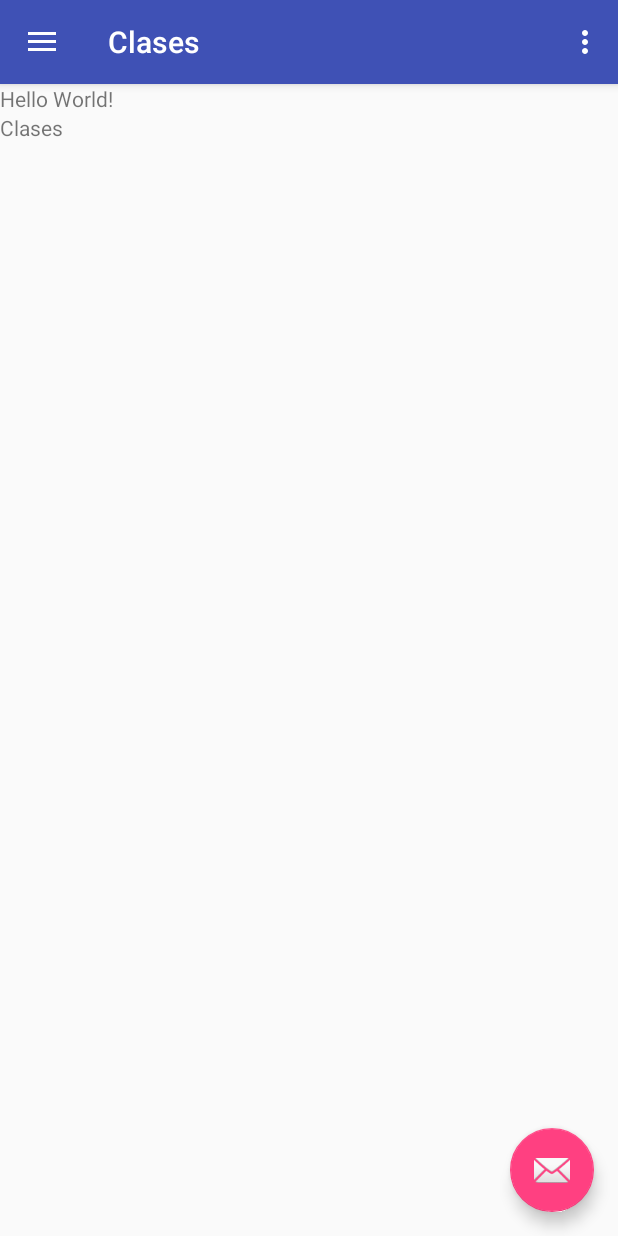
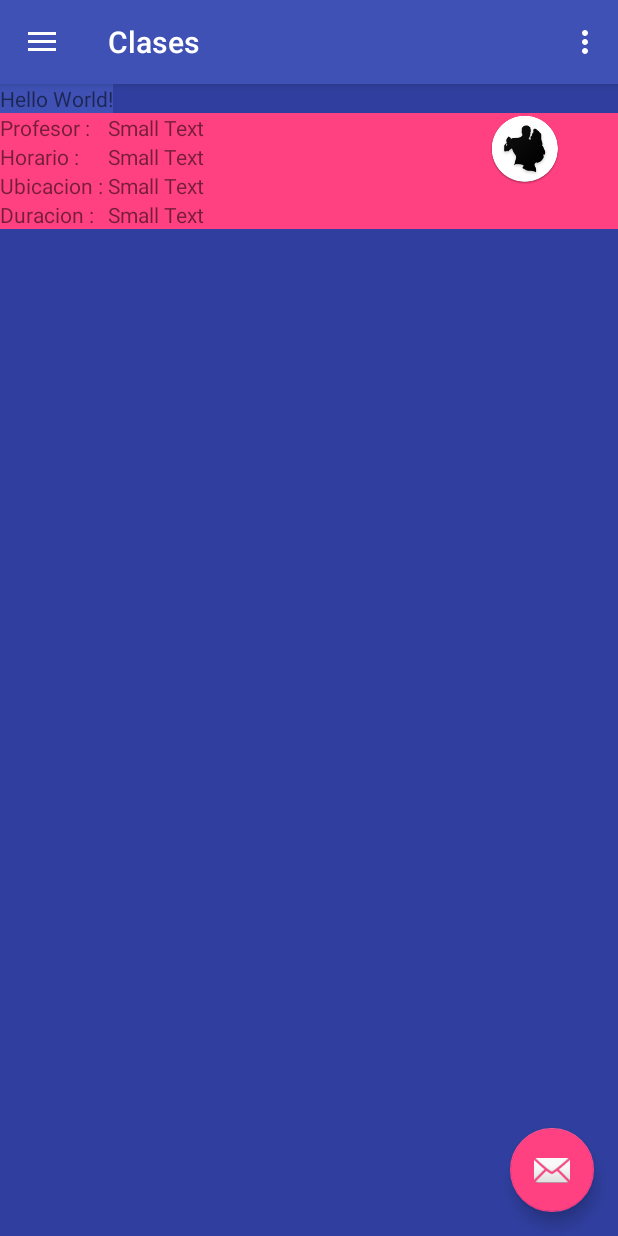
Before and after one commit to anissval/TangoMio, an Android app: the screen it shows after launch (MainActivity), after a tap on "Clases", on a phone screen of 412 x 824 dp. Run offline under Robolectric (Android 15) with nearby library versions, the phone set to English and light mode, and no system bars; 1 statement that could not run was skipped; 1 other tap on this screen came first.

Commit message:
adding recycleView

```diff
--- a/app/build.gradle
+++ b/app/build.gradle
@@ -25,4 +25,6 @@ dependencies {
     compile 'com.android.support:appcompat-v7:23.4.0'
     compile 'com.android.support:design:23.4.0'
     compile 'com.android.support:support-v4:23.4.0'
+    compile 'com.android.support:recyclerview-v7:23.1.1'
+    compile 'com.google.code.gson:gson:2.3.1'
 }
--- /dev/null
+++ b/app/src/main/java/com/valdiviezo/anahi/tangomio/Clase.java
@@ -0,0 +1,55 @@
+package com.valdiviezo.anahi.tangomio;
+
+/**
+ * Created by avaldiviezo on 1/30/17.
+ */
+public class Clase {
+
+    public Clase(){}
+
+    public Clase(String profesor, String horario, String ubicacion, String duracion) {
+        this.profesor = profesor;
+        this.horario = horario;
+        this.ubicacion = ubicacion;
+        this.duracion = duracion;
+    }
+
+    private String profesor;
+
+    public String getProfesor() {
+        return profesor;
+    }
+
+    public void setProfesor(String profesor) {
+        this.profesor = profesor;
+    }
+
+    public String getHorario() {
+        return horario;
+    }
+
+    public void setHorario(String horario) {
+        this.horario = horario;
+    }
+
+    public String getUbicacion() {
+        return ubicacion;
+    }
+
+    public void setUbicacion(String ubicacion) {
+        this.ubicacion = ubicacion;
+    }
+
+    public String getDuracion() {
+        return duracion;
+    }
+
+    public void setDuracion(String duracion) {
+        this.duracion = duracion;
+    }
+
+    private String horario;
+    private String ubicacion;
+    private String duracion;
+
+}
--- a/app/src/main/java/com/valdiviezo/anahi/tangomio/FragmentClases.java
+++ b/app/src/main/java/com/valdiviezo/anahi/tangomio/FragmentClases.java
@@ -1,23 +1,32 @@
 package com.valdiviezo.anahi.tangomio;
 
 import android.content.Context;
+import android.content.res.AssetManager;
 import android.net.Uri;
 import android.os.Bundle;
 import android.support.v4.app.Fragment;
+import android.support.v7.widget.LinearLayoutManager;
+import android.support.v7.widget.RecyclerView;
 import android.view.LayoutInflater;
 import android.view.View;
 import android.view.ViewGroup;
 
+import com.google.gson.Gson;
+import com.google.gson.reflect.TypeToken;
+import com.google.gson.stream.JsonReader;
 
-/**
- * A simple {@link Fragment} subclass.
- * Activities that contain this fragment must implement the
- * {@link FragmentClases.OnFragmentInteractionListener} interface
- * to handle interaction events.
- * Use the {@link FragmentClases#newInstance} factory method to
- * create an instance of this fragment.
- */
+import java.io.IOException;
+import java.io.InputStream;
+import java.io.InputStreamReader;
+import java.lang.reflect.Type;
+import java.util.List;
+
+
 public class FragmentClases extends Fragment {
+    private RecyclerView mRecyclerView;
+    private LinearLayoutManager mLinearLayoutManager;
+    private RecyclerAdapter mAdapter;
+
 
     public FragmentClases() {
         // Required empty public constructor
@@ -26,7 +35,34 @@ public class FragmentClases extends Fragment {
     @Override
     public View onCreateView(LayoutInflater inflater, ViewGroup container,
                              Bundle savedInstanceState) {
+
+        View rootView = inflater.inflate(R.layout.fragment_fragment_clases, container, false);
+        mRecyclerView = (RecyclerView)rootView.findViewById(R.id.recyclerViewClases);
+        mLinearLayoutManager = new LinearLayoutManager(getContext());
+        mRecyclerView.setLayoutManager(mLinearLayoutManager);
+        mAdapter = new RecyclerAdapter();
+        mRecyclerView.setAdapter(mAdapter);
+
+        try {
+            parseJsonData();
+        } catch (IOException e) {
+            e.printStackTrace();
+        }
         // Inflate the layout for this fragment
-        return inflater.inflate(R.layout.fragment_fragment_clases, container, false);
+        return rootView;
     }
+
+    //recuperamos datos de las clases
+    private void parseJsonData() throws IOException {
+        AssetManager assetManager = getActivity().getAssets();
+        InputStream inputStream;
+        inputStream = assetManager.open("clases.json");
+        JsonReader reader = new JsonReader(new InputStreamReader(inputStream, "UTF-8"));
+        Type listType = new TypeToken<List<Clase>>(){ }.getType();
+
+        Gson gson = new Gson();
+        List<Clase> dataClases = gson.fromJson(reader, Clase.class);
+    }
+
+
 }
--- a/app/src/main/java/com/valdiviezo/anahi/tangomio/MainActivity.java
+++ b/app/src/main/java/com/valdiviezo/anahi/tangomio/MainActivity.java
@@ -13,6 +13,10 @@ import android.support.v7.app.AppCompatActivity;
 import android.support.v7.widget.Toolbar;
 import android.view.Menu;
 import android.view.MenuItem;
+
+import com.google.gson.Gson;
+
+import java.util.List;
 
 public class MainActivity extends AppCompatActivity
         implements NavigationView.OnNavigationItemSelectedListener {
--- /dev/null
+++ b/app/src/main/java/com/valdiviezo/anahi/tangomio/RecyclerAdapter.java
@@ -0,0 +1,66 @@
+package com.valdiviezo.anahi.tangomio;
+
+import android.support.v7.widget.RecyclerView;
+import android.util.Log;
+import android.view.LayoutInflater;
+import android.view.View;
+import android.view.ViewGroup;
+import android.widget.TextView;
+
+/**
+ * Created by avaldiviezo on 1/30/17.
+ */
+public class RecyclerAdapter extends RecyclerView.Adapter<RecyclerAdapter.ClaseHolder>{
+
+
+    @Override
+    public ClaseHolder onCreateViewHolder(ViewGroup parent, int viewType) {
+        View inflatedView = LayoutInflater.from(parent.getContext())
+                .inflate(R.layout.template_clases, parent, false);
+        return new ClaseHolder(inflatedView);
+    }
+
+    @Override
+    public void onBindViewHolder(ClaseHolder holder, int position) {
+
+    }
+
+    //cantidad de items que va a mostrar en la lista, por default viene en cero y no mostraba nada.
+    @Override
+    public int getItemCount() {
+        return 1;
+    }
+
+
+
+    public static class ClaseHolder extends RecyclerView.ViewHolder implements View.OnClickListener {
+
+        private TextView profesor;
+        private TextView ubicacion;
+        private TextView horario;
+        private TextView duracion;
+
+        public ClaseHolder(View v) {
+            super(v);
+            profesor = (TextView) v.findViewById(R.id.clase_profesor);
+            horario = (TextView) v.findViewById(R.id.clase_horario);
+            ubicacion = (TextView) v.findViewById(R.id.clase_ubicacion);
+            duracion = (TextView) v.findViewById(R.id.clase_duracion);
+            ubicacion.setOnClickListener(new View.OnClickListener() {
+                @Override
+                public void onClick(View v) {
+                    //abrir el mapa con la ubicacion
+                }
+            });
+            v.setOnClickListener(this);
+        }
+
+        @Override
+        public void onClick(View v) {
+            ////no hace nada x ahora
+            Log.d("RecyclerView", "CLICK!");
+        }
+
+    }
+
+}
--- a/app/src/main/res/layout/content_main.xml
+++ b/app/src/main/res/layout/content_main.xml
@@ -1,14 +1,12 @@
 <?xml version="1.0" encoding="utf-8"?>
-    <LinearLayout xmlns:android="http://schemas.android.com/apk/res/android"
+<LinearLayout xmlns:android="http://schemas.android.com/apk/res/android"
         xmlns:app="http://schemas.android.com/apk/res-auto"
         xmlns:tools="http://schemas.android.com/tools"
+        android:layout_width="match_parent"
+        android:layout_height="match_parent"
         android:orientation="vertical"
         android:id="@+id/content_main"
-        android:layout_width="match_parent"
-        android:layout_height="match_parent"
-        android:layout_below="@+id/textView2"
-        android:layout_alignParentLeft="true"
-        android:layout_alignParentStart="true"
+        android:background="@color/colorPrimaryDark"
         app:layout_behavior="@string/appbar_scrolling_view_behavior"
         tools:context="com.valdiviezo.anahi.tangomio.MainActivity"
         tools:showIn="@layout/app_bar_main">
@@ -17,6 +15,7 @@
         android:layout_width="wrap_content"
         android:layout_height="wrap_content"
         android:text="Hello World!"
-        android:id="@+id/textView2" />
+        android:id="@+id/textView2"
+            android:background="@color/colorPrimary"/>
 
-    </LinearLayout>
+</LinearLayout>
--- a/app/src/main/res/layout/fragment_fragment_clases.xml
+++ b/app/src/main/res/layout/fragment_fragment_clases.xml
@@ -1,13 +1,17 @@
-<FrameLayout xmlns:android="http://schemas.android.com/apk/res/android"
+<RelativeLayout xmlns:android="http://schemas.android.com/apk/res/android"
     xmlns:tools="http://schemas.android.com/tools"
     android:layout_width="match_parent"
     android:layout_height="match_parent"
     tools:context="com.valdiviezo.anahi.tangomio.FragmentClases">
 
-    <!-- TODO: Update blank fragment layout -->
-    <TextView
+    <android.support.v7.widget.RecyclerView
         android:layout_width="match_parent"
-        android:layout_height="match_parent"
-        android:text="Clases" />
+        android:layout_height="wrap_content"
+        android:id="@+id/recyclerViewClases"
+        android:background="@color/colorAccent"
+        android:scrollbars="vertical">
 
-</FrameLayout>
+    </android.support.v7.widget.RecyclerView>
+
+
+</RelativeLayout>
--- /dev/null
+++ b/app/src/main/res/layout/template_clases.xml
@@ -0,0 +1,97 @@
+<?xml version="1.0" encoding="utf-8"?>
+<LinearLayout xmlns:android="http://schemas.android.com/apk/res/android"
+    android:layout_width="match_parent"
+    android:layout_height="match_parent"
+    android:orientation="horizontal"
+    android:background="@color/colorAccent"
+    android:weightSum="1">
+
+    <GridLayout
+        android:layout_width="0dp"
+        android:layout_height="wrap_content"
+        android:layout_below="@+id/imageView2"
+        android:layout_weight="0.7">
+
+
+        <TextView
+            android:layout_width="wrap_content"
+            android:layout_height="wrap_content"
+            android:textAppearance="?android:attr/textAppearanceSmall"
+            android:text="Profesor : "
+            android:id="@+id/textView3"
+            android:layout_row="0"
+            android:layout_column="0" />
+
+        <TextView
+            android:layout_width="wrap_content"
+            android:layout_height="wrap_content"
+            android:textAppearance="?android:attr/textAppearanceSmall"
+            android:text="Small Text"
+            android:id="@+id/clase_profesor"
+            android:layout_row="0"
+            android:layout_column="1" />
+
+        <TextView
+            android:layout_width="wrap_content"
+            android:layout_height="wrap_content"
+            android:textAppearance="?android:attr/textAppearanceSmall"
+            android:text="Horario : "
+            android:id="@+id/textView5"
+            android:layout_row="1"
+            android:layout_column="0" />
+
+        <TextView
+            android:layout_width="wrap_content"
+            android:layout_height="wrap_content"
+            android:textAppearance="?android:attr/textAppearanceSmall"
+            android:text="Small Text"
+            android:id="@+id/clase_horario"
+            android:layout_row="1"
+            android:layout_column="1" />
+
+        <TextView
+            android:layout_width="wrap_content"
+            android:layout_height="wrap_content"
+            android:textAppearance="?android:attr/textAppearanceSmall"
+            android:text="Ubicacion : "
+            android:id="@+id/clase_ubicacion"
+            android:layout_row="2"
+            android:layout_column="0" />
+
+        <TextView
+            android:layout_width="wrap_content"
+            android:layout_height="wrap_content"
+            android:textAppearance="?android:attr/textAppearanceSmall"
+            android:text="Small Text"
+            android:id="@+id/textView7"
+            android:layout_row="2"
+            android:layout_column="1" />
+
+        <TextView
+            android:layout_width="wrap_content"
+            android:layout_height="wrap_content"
+            android:textAppearance="?android:attr/textAppearanceSmall"
+            android:text="Duracion : "
+            android:id="@+id/textView9"
+            android:layout_alignBottom="@+id/clase_duracion"
+            android:layout_row="3"
+            android:layout_column="0" />
+
+        <TextView
+            android:layout_width="wrap_content"
+            android:layout_height="wrap_content"
+            android:textAppearance="?android:attr/textAppearanceSmall"
+            android:text="Small Text"
+            android:id="@+id/clase_duracion"
+            android:layout_row="3"
+            android:layout_column="1" />
+    </GridLayout>
+
+    <ImageView
+        android:layout_width="0dp"
+        android:layout_height="wrap_content"
+        android:id="@+id/imageView2"
+        android:src="@drawable/ic_pareja_tango_3"
+        android:layout_weight="0.3"/>
+
+</LinearLayout>
```
Also changed, not shown: app/src/main/assets/clases.json (added, +8 -0 lines), 2 other files.
